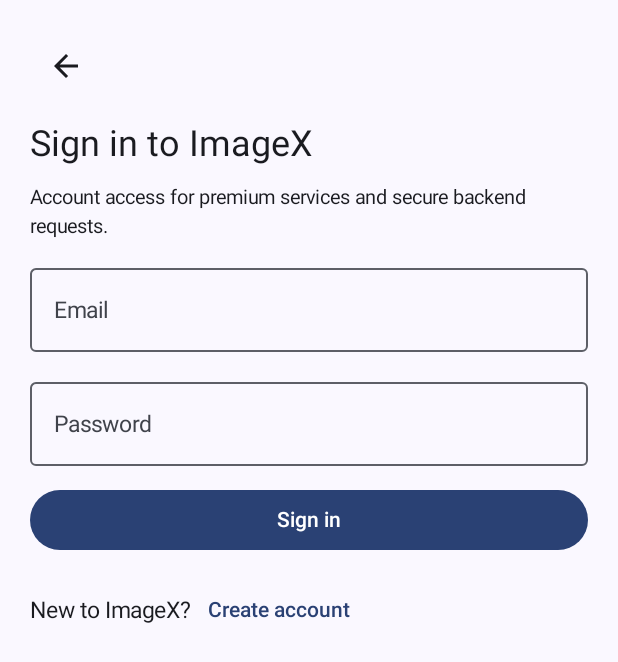
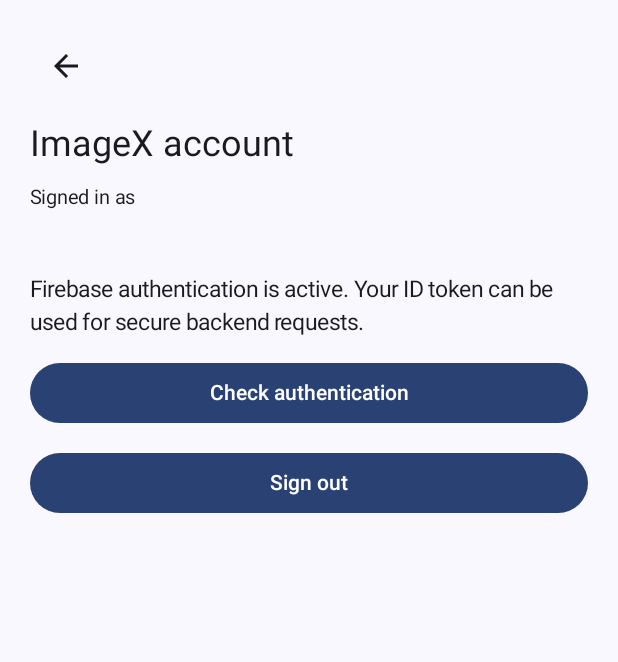
Before and after one commit to Rumpa20/ARNIT-ImageX, an Android app built with Jetpack Compose: the AuthScreen screen opened through its navigation route, on a phone screen of 412 x 824 dp. Shown: the top 662 px of the screen. Run offline under Robolectric (Android 15) with nearby library versions, the phone set to English and light mode, and no system bars; our stand-ins replace Firebase (no records; nobody signed in at launch, a user with empty details on screens opened directly); 2 statements that could not run were skipped.

Commit message:
Complete Firebase auth session UI with token refresh and sign-out

```diff
--- a/app/src/main/java/com/arnit/imagex/ui/screens/AuthScreen.kt
+++ b/app/src/main/java/com/arnit/imagex/ui/screens/AuthScreen.kt
@@ -30,10 +30,11 @@ import kotlinx.coroutines.launch
 fun AuthScreen(onBack: () -> Unit) {
     val repository = remember { FirebaseAuthRepository() }
     val scope = rememberCoroutineScope()
-    var email by remember { mutableStateOf("") }
+    var email by remember { mutableStateOf(repository.currentUser?.email.orEmpty()) }
     var password by remember { mutableStateOf("") }
     var registering by remember { mutableStateOf(false) }
     var busy by remember { mutableStateOf(false) }
+    var signedInEmail by remember { mutableStateOf(repository.currentUser?.email) }
     var message by remember { mutableStateOf<String?>(null) }
 
     Column(
@@ -43,6 +44,45 @@ fun AuthScreen(onBack: () -> Unit) {
         IconButton(onClick = onBack) {
             Icon(Icons.AutoMirrored.Filled.ArrowBack, contentDescription = "Back")
         }
+
+        if (signedInEmail != null) {
+            Text("ImageX account", style = MaterialTheme.typography.headlineSmall)
+            Text("Signed in as", style = MaterialTheme.typography.bodyMedium)
+            Text(signedInEmail!!, style = MaterialTheme.typography.titleMedium)
+            Text("Firebase authentication is active. Your ID token can be used for secure backend requests.")
+            Button(
+                enabled = !busy,
+                onClick = {
+                    busy = true
+                    message = null
+                    scope.launch {
+                        try {
+                            repository.getIdToken(forceRefresh = true)
+                            message = "Authentication token refreshed successfully. Token is kept private."
+                        } catch (e: Exception) {
+                            message = e.localizedMessage ?: "Token refresh failed."
+                        } finally {
+                            busy = false
+                        }
+                    }
+                },
+                modifier = Modifier.fillMaxWidth()
+            ) {
+                if (busy) CircularProgressIndicator()
+                else Text("Check authentication")
+            }
+            Button(
+                enabled = !busy,
+                onClick = {
+                    repository.signOut()
+                    signedInEmail = null
+                    password = ""
+                    message = "Signed out."
+                },
+                modifier = Modifier.fillMaxWidth()
+            ) { Text("Sign out") }
+            message?.let { Text(it, color = MaterialTheme.colorScheme.primary) }
+        } else {
             Text(if (registering) "Create ImageX account" else "Sign in to ImageX",
                 style = MaterialTheme.typography.headlineSmall)
             Text("Account access for premium services and secure backend requests.",
@@ -60,14 +100,16 @@ fun AuthScreen(onBack: () -> Unit) {
             Button(
                 onClick = {
                     if (email.isBlank() || password.length < 6) {
-                    message = "Enter a valid email and password (at least 6 characters)."
+                        message = "Enter an email and password (at least 6 characters)."
                     } else {
                         busy = true
                         message = null
                         scope.launch {
                             try {
-                            if (registering) repository.register(email, password)
+                                val user = if (registering) repository.register(email, password)
                                     else repository.signIn(email, password)
+                                signedInEmail = user.email ?: email.trim()
+                                password = ""
                                 message = "Signed in successfully."
                             } catch (e: Exception) {
                                 message = e.localizedMessage ?: "Authentication failed."
@@ -90,6 +132,7 @@ fun AuthScreen(onBack: () -> Unit) {
                 }
             }
             message?.let { Text(it, color = MaterialTheme.colorScheme.primary) }
+        }
         Spacer(Modifier.height(8.dp))
     }
 }
```
Lines whose indentation alone changed are shown as unchanged.
